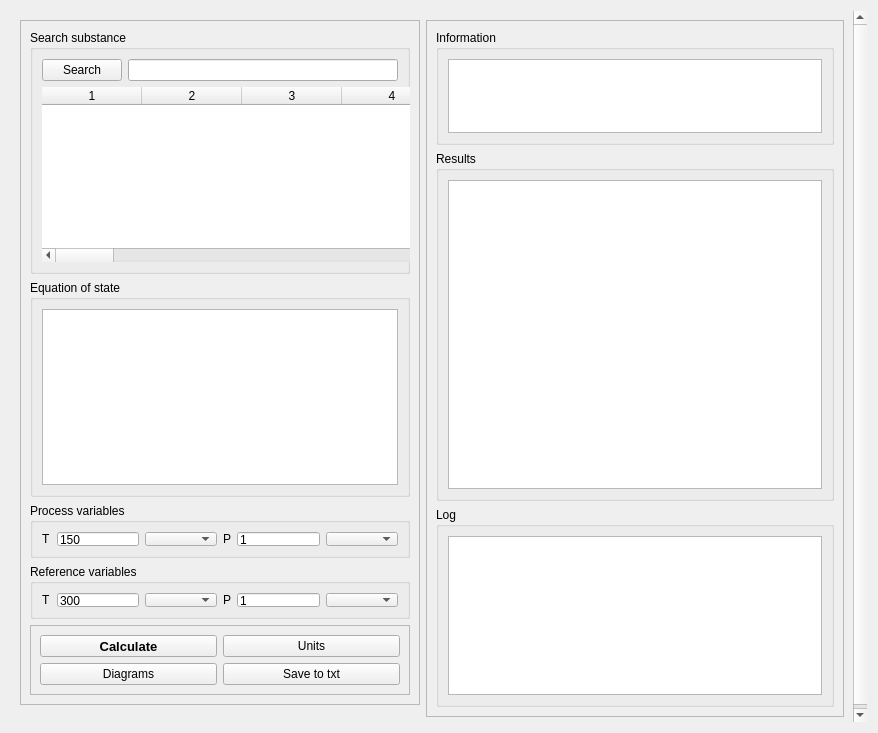
marcusbfs/Sindri, file designer/pure_substance_calculations_ui.ui: the form before one commit.
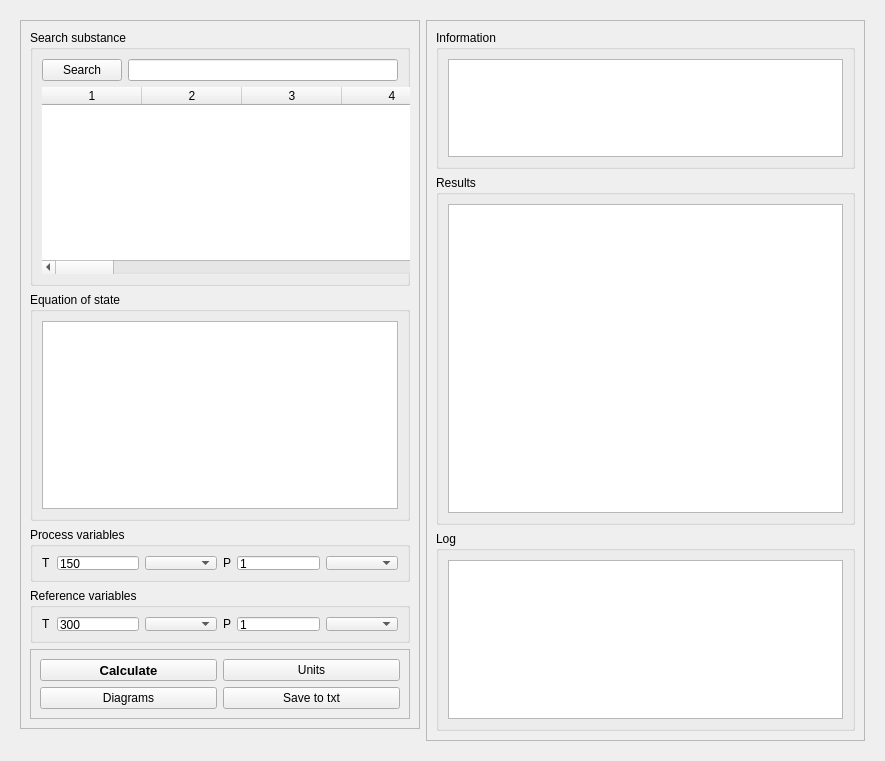
The form after the commit.

Commit message: Output units implemented for pure substance calculations

```diff
--- a/designer/pure_substance_calculations_ui.ui
+++ b/designer/pure_substance_calculations_ui.ui
@@ -9,8 +9,8 @@
    <rect>
     <x>0</x>
     <y>0</y>
-    <width>878</width>
-    <height>733</height>
+    <width>885</width>
+    <height>761</height>
    </rect>
   </property>
   <property name="sizePolicy">
@@ -48,8 +48,8 @@
        <rect>
         <x>0</x>
         <y>0</y>
-        <width>860</width>
-        <height>715</height>
+        <width>867</width>
+        <height>743</height>
        </rect>
       </property>
       <layout class="QGridLayout" name="gridLayout_10">
@@ -149,9 +149,18 @@
                <attribute name="horizontalHeaderCascadingSectionResizes">
                 <bool>true</bool>
                </attribute>
+               <attribute name="horizontalHeaderDefaultSectionSize">
+                <number>30</number>
+               </attribute>
+               <attribute name="horizontalHeaderMinimumSectionSize">
+                <number>0</number>
+               </attribute>
                <attribute name="verticalHeaderCascadingSectionResizes">
                 <bool>true</bool>
                </attribute>
+               <attribute name="verticalHeaderDefaultSectionSize">
+                <number>0</number>
+               </attribute>
                <attribute name="verticalHeaderMinimumSectionSize">
                 <number>0</number>
                </attribute>
```
The commit also changes 12 other files.
